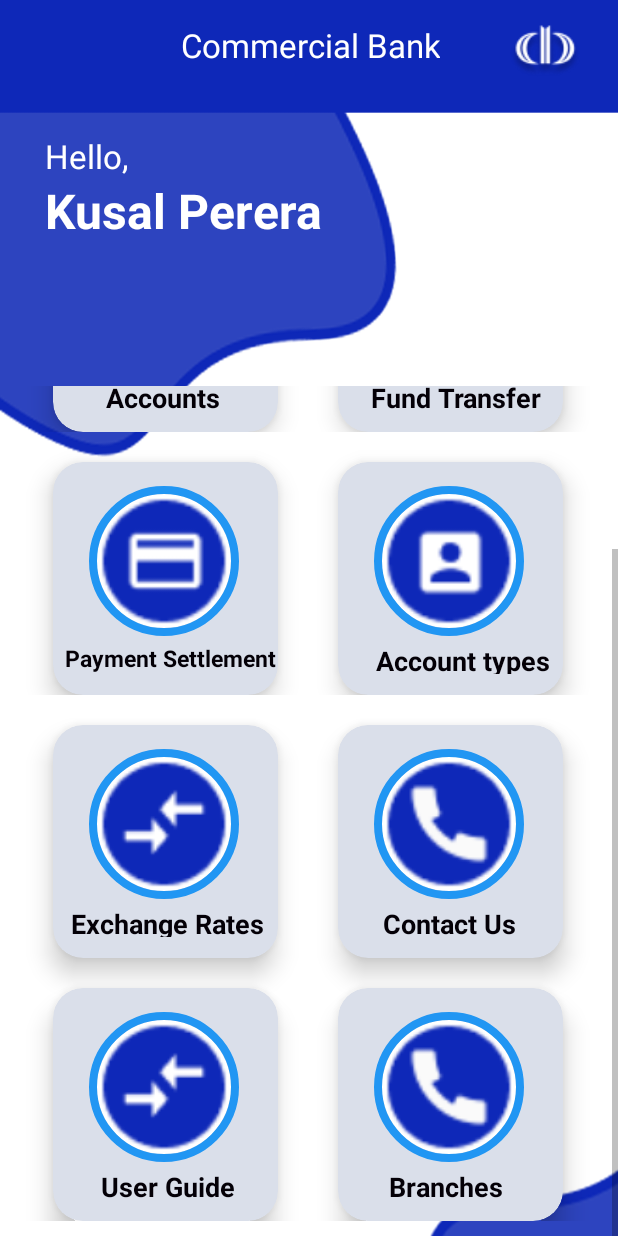
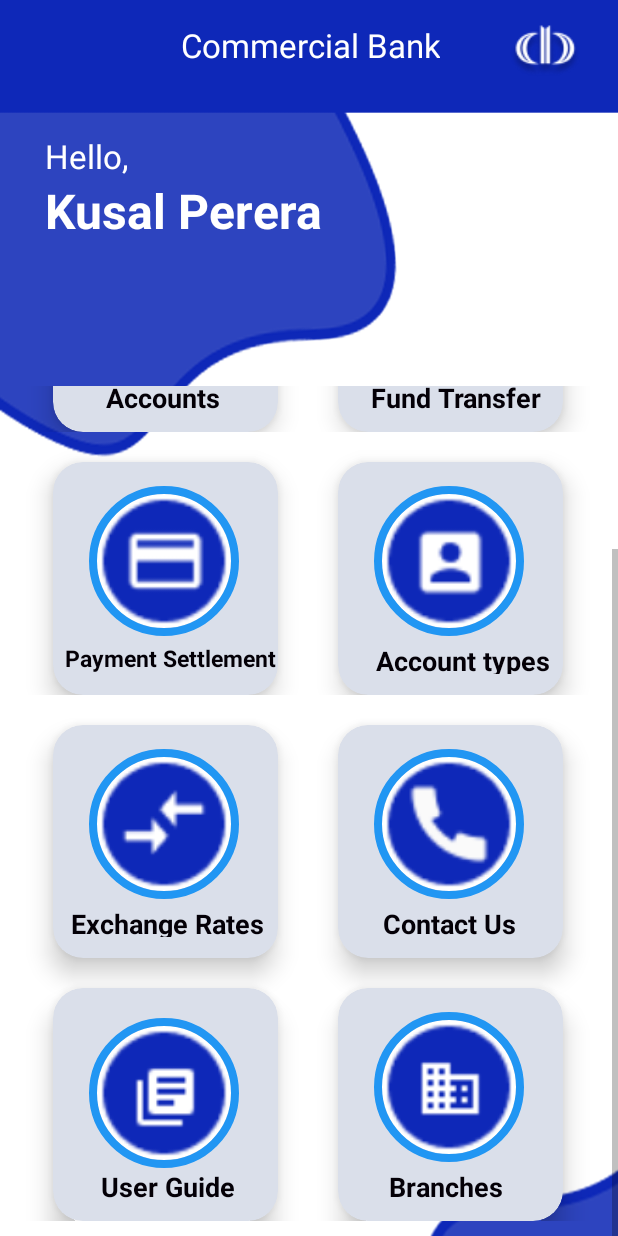
Before and after one commit to AshenSenevirathne/Com-Bank-App, an Android app: the KP_Dashboard screen opened directly, with no data from a screen before it, scrolled down 134 dp, on a phone screen of 412 x 824 dp. Run offline under Robolectric (Android 15) with nearby library versions, the phone set to English and light mode, and no system bars; our stand-ins replace CircleImageView.

Commit message:
Icons Updated

```diff
--- a/app/src/main/res/layout/activity_k_p__dashboard.xml
+++ b/app/src/main/res/layout/activity_k_p__dashboard.xml
@@ -323,8 +323,8 @@
                         android:layout_width="100dp"
                         android:layout_height="100dp"
                         android:layout_marginLeft="24dp"
-                        android:layout_marginTop="16dp"
-                        android:src="@drawable/transactionicon"
+                        android:layout_marginTop="20dp"
+                        android:src="@drawable/ugi"
                         app:civ_border_color="#2196F3"
                         app:civ_border_width="5dp" />
 
@@ -359,7 +359,7 @@
                         android:layout_height="100dp"
                         android:layout_marginLeft="24dp"
                         android:layout_marginTop="16dp"
-                        android:src="@drawable/contactus"
+                        android:src="@drawable/buil"
                         app:civ_border_color="#2196F3"
                         app:civ_border_width="5dp" />
 
```
Also changed, not shown: app/src/main/res/drawable/branches_icon.png (added), app/src/main/res/drawable/buil.png (added), app/src/main/res/drawable/ugi.png (added), app/src/main/res/drawable/user_guide_icon.png (added).
